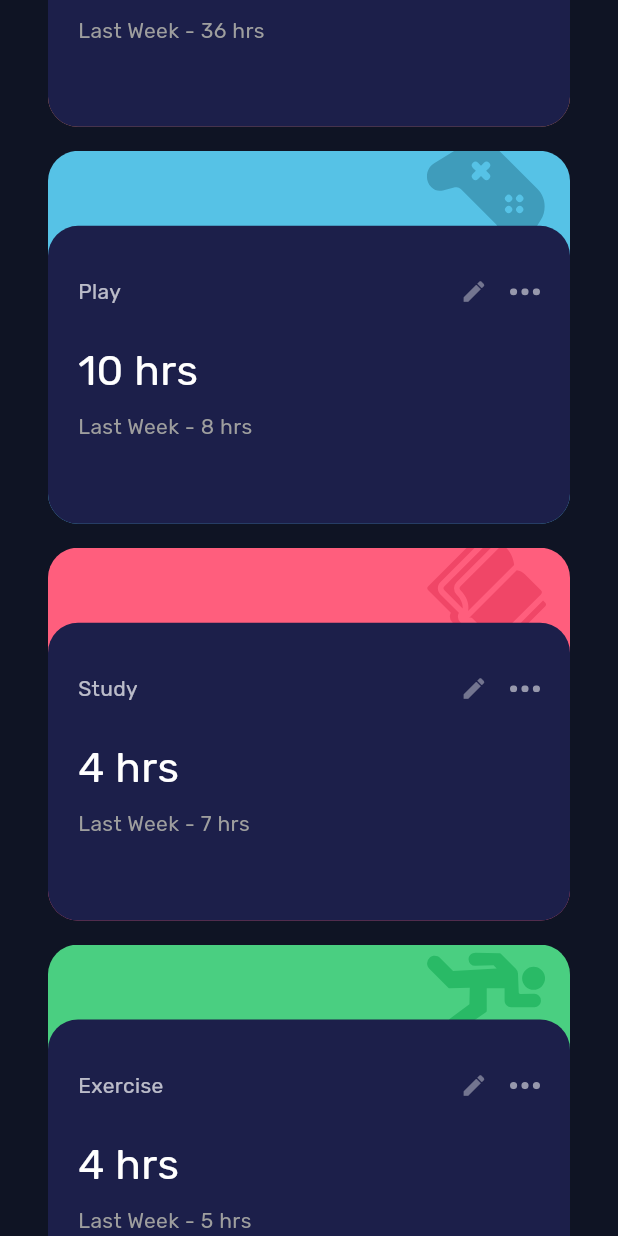
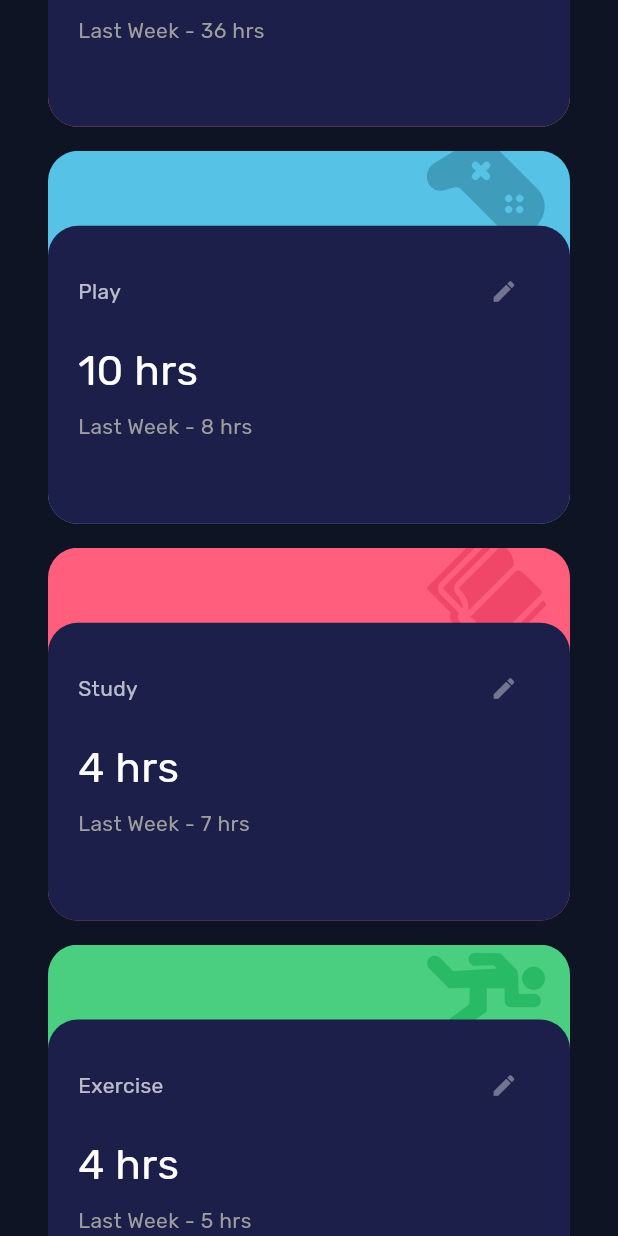
Before and after one commit to fernandojosecc/time_tracking_dashboard, a Flutter app: the screen it shows after launch, scrolled down 576 dp, on a phone screen of 412 x 824 dp. Run offline on Flutter 3.47's test engine with Material 3 defaults, Android fonts, the phone set to English and light mode, and no system bars; our stand-ins replace flutter_svg.

Commit message:
Deleting ellipsis and also commenting jeremy_card.dart

```diff
--- a/lib/widgets/activity_card.dart
+++ b/lib/widgets/activity_card.dart
@@ -129,15 +129,6 @@ class ActivityCard extends StatelessWidget {
                                 ),
                                 onPressed: onEdit,
                               ),
-                              SvgPicture.asset(
-                                'assets/images/icon-ellipsis.svg',
-                                width: 20,
-                                height: 5,
-                                colorFilter: const ColorFilter.mode(
-                                  Colors.white54,
-                                  BlendMode.srcIn,
-                                ),
-                              ),
                             ],
                           ),
                         ],
```
Also changed, not shown: lib/widgets/jeremy_card.dart (+18 -4 lines).
